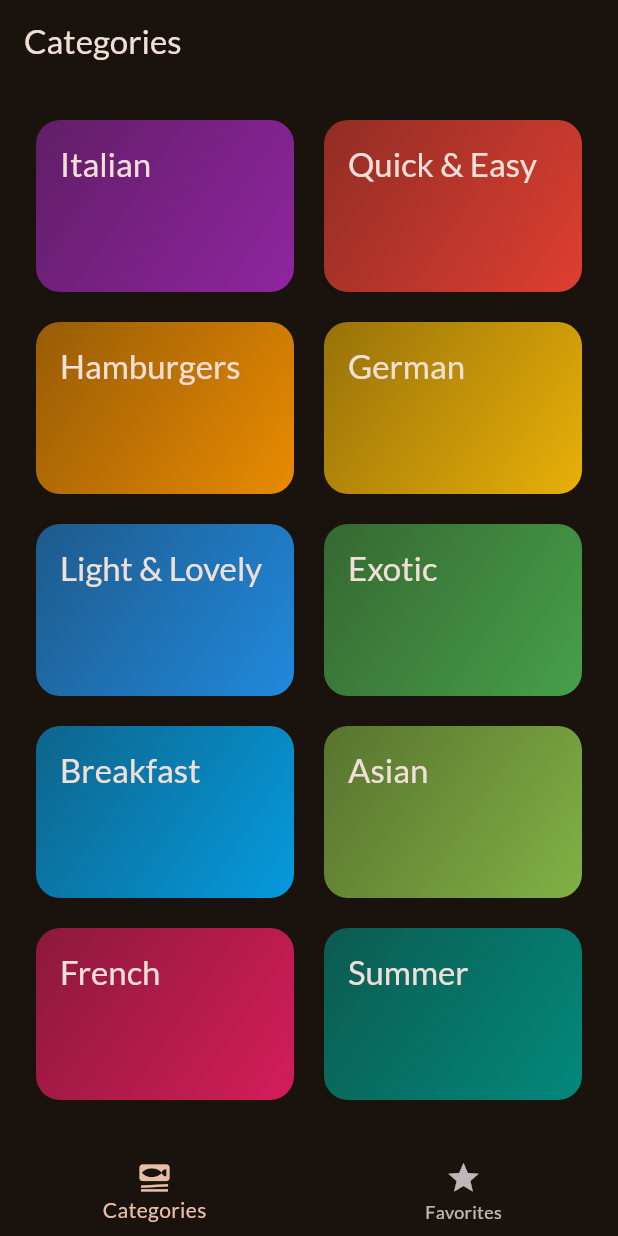
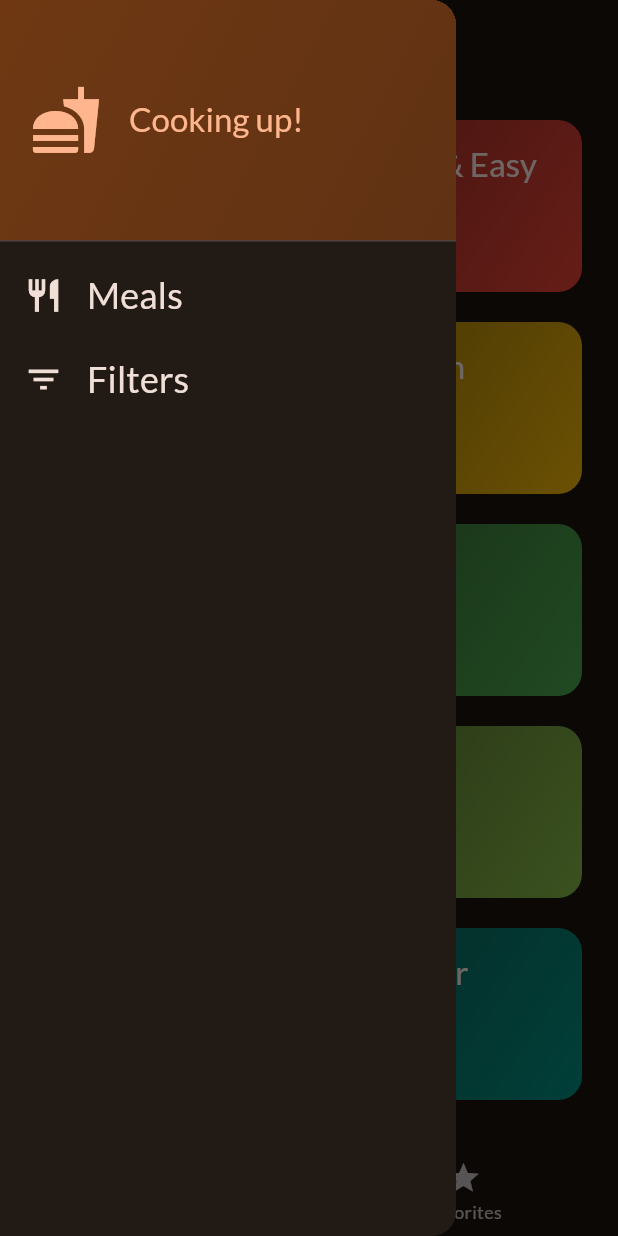
Before and after one commit to kursat-ozturk/meals_app, a Flutter app: the screen it shows after launch, with the side drawer open (before the commit the screen has no drawer), on a phone screen of 412 x 824 dp. Run offline on Flutter 3.47's test engine with Material 2 defaults, Android fonts, the phone set to English and light mode, and no system bars; our stand-ins replace google_fonts, transparent_image.

Commit message:
added drawer

```diff
--- a/lib/screens/tabs.dart
+++ b/lib/screens/tabs.dart
@@ -2,6 +2,7 @@ import 'package:flutter/material.dart';
 import 'package:meals_app/models/meal.dart';
 import 'package:meals_app/screens/categories.dart';
 import 'package:meals_app/screens/meals.dart';
+import 'package:meals_app/widgets/main_drawer.dart';
 
 class TabsScreen extends StatefulWidget {
   const TabsScreen({super.key});
@@ -45,6 +46,13 @@ class _TabsScreenState extends State<TabsScreen> {
     });
   }
 
+  void _setScreen(String identifier) {
+    if (identifier == 'filters') {
+    } else {
+      Navigator.of(context).pop();
+    }
+  }
+
   @override
   Widget build(BuildContext context) {
     Widget activePage = CategoriesScreen(
@@ -64,6 +72,7 @@ class _TabsScreenState extends State<TabsScreen> {
       appBar: AppBar(
         title: Text(activePageTitle),
       ),
+      drawer: MainDrawer(onSelectScreen: _setScreen,),
       body: activePage,
       bottomNavigationBar: BottomNavigationBar(
         onTap: _selectPage,
--- /dev/null
+++ b/lib/widgets/main_drawer.dart
@@ -0,0 +1,79 @@
+import 'package:flutter/material.dart';
+
+class MainDrawer extends StatelessWidget {
+  const MainDrawer({super.key, required this.onSelectScreen});
+
+  final void Function(String identifier) onSelectScreen;
+
+  @override
+  Widget build(BuildContext context) {
+    return Drawer(
+      child: Column(
+        children: [
+          DrawerHeader(
+            padding: const EdgeInsets.all(20),
+            decoration: BoxDecoration(
+                gradient: LinearGradient(
+              colors: [
+                Theme.of(context).colorScheme.primaryContainer,
+                Theme.of(context).colorScheme.primaryContainer.withOpacity(0.8),
+              ],
+              begin: Alignment.topLeft,
+              end: Alignment.bottomRight,
+            )),
+            child: Row(
+              children: [
+                Icon(
+                  Icons.fastfood,
+                  size: 48,
+                  color: Theme.of(context).colorScheme.primary,
+                ),
+                const SizedBox(width: 18),
+                Text(
+                  'Cooking up!',
+                  style: Theme.of(context).textTheme.titleLarge!.copyWith(
+                        color: Theme.of(context).colorScheme.primary,
+                      ),
+                ),
+              ],
+            ),
+          ),
+          ListTile(
+            leading: Icon(
+              Icons.restaurant,
+              size: 26,
+              color: Theme.of(context).colorScheme.onBackground,
+            ),
+            title: Text(
+              'Meals',
+              style: Theme.of(context).textTheme.titleSmall!.copyWith(
+                    color: Theme.of(context).colorScheme.onBackground,
+                    fontSize: 24,
+                  ),
+            ),
+            onTap: () {
+              onSelectScreen('meals');
+            },
+          ),
+          ListTile(
+            leading: Icon(
+              Icons.filter_list,
+              size: 26,
+              color: Theme.of(context).colorScheme.onBackground,
+            ),
+            title: Text(
+              'Filters',
+              style: Theme.of(context).textTheme.titleSmall!.copyWith(
+                    color: Theme.of(context).colorScheme.onBackground,
+                    fontSize: 24,
+                  ),
+            ),
+            onTap: () {
+              onSelectScreen('filters');
+            },
+          ),
+        ],
+      ),
+    );
+  }
+}
```
